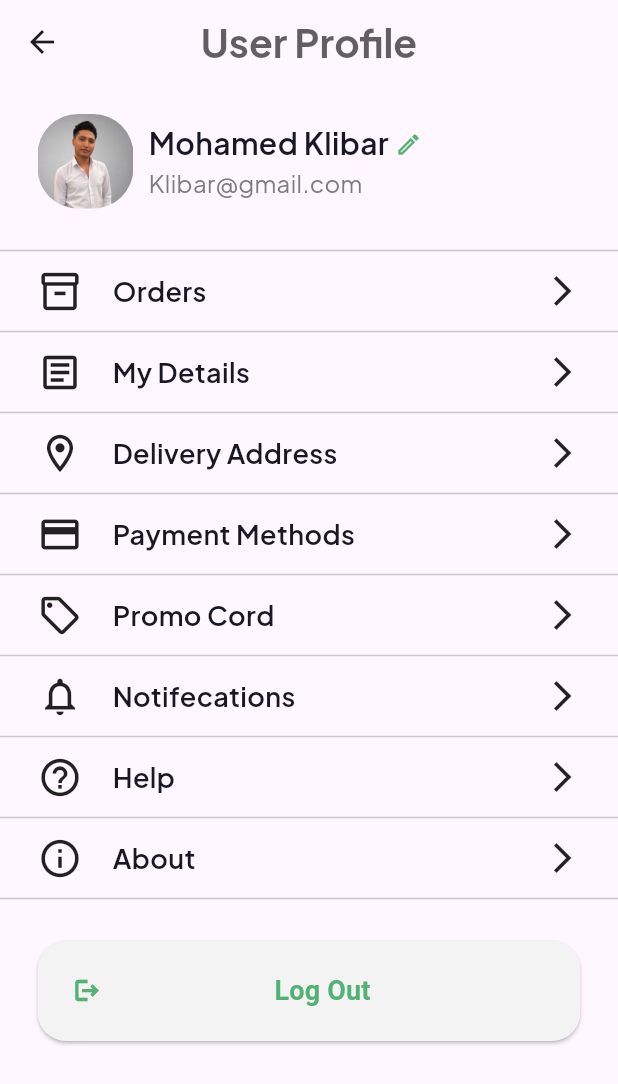
After one commit to Klibar/forth_flutter_task, a Flutter app: the Account screen opened directly, on a phone screen of 412 x 824 dp. The commit adds this screen. Shown: the top 1084 px of the screen. Run offline on Flutter 3.47's test engine with Material 3 defaults, Android fonts, the phone set to English and light mode, and no system bars; our stand-ins replace flutter_svg, google_fonts.

Commit message:
add profile page

```diff
--- a/lib/conestans.dart
+++ b/lib/conestans.dart
@@ -1,4 +1,5 @@
 import 'package:flutter/material.dart';
+import 'package:google_fonts/google_fonts.dart';
 
 class MyColors {
   static Color mainColor = Color(0xff53B175);
@@ -33,3 +34,44 @@ class GreenButton extends StatelessWidget {
     );
   }
 }
+
+class ProfileCategory extends StatelessWidget {
+  const ProfileCategory({
+    super.key,
+    required this.profileIcon,
+    required this.tilte,
+  });
+  final IconData profileIcon;
+  final String tilte;
+
+  @override
+  Widget build(BuildContext context) {
+    return Padding(
+      padding: EdgeInsets.symmetric(horizontal: 25, vertical: 4),
+      child: Row(
+        mainAxisAlignment: .spaceBetween,
+        children: [
+          Column(
+            children: [
+              Row(
+                children: [
+                  Icon(profileIcon, size: 30),
+                  SizedBox(width: 20),
+                  Text(
+                    tilte,
+                    style: GoogleFonts.plusJakartaSans(
+                      color: Color(0xff181725),
+                      fontSize: 18,
+                      fontWeight: FontWeight.w600,
+                    ),
+                  ),
+                ],
+              ),
+            ],
+          ),
+          Column(children: [Icon(Icons.arrow_forward_ios)]),
+        ],
+      ),
+    );
+  }
+}
--- /dev/null
+++ b/lib/screens/account.dart
@@ -0,0 +1,170 @@
+import 'package:flutter/material.dart';
+import 'package:forth_flutter_task/conestans.dart';
+import 'package:google_fonts/google_fonts.dart';
+
+class Account extends StatefulWidget {
+  const Account({super.key});
+  @override
+  State<Account> createState() => _AccountState();
+}
+
+class _AccountState extends State<Account> {
+  @override
+  Widget build(BuildContext context) {
+    return Scaffold(
+      appBar: AppBar(
+        leading: IconButton(
+          onPressed: () => Navigator.pop(context),
+          icon: Icon(Icons.arrow_back),
+        ),
+        title: Text(
+          'User Profile',
+          style: GoogleFonts.plusJakartaSans(
+            fontWeight: FontWeight.bold,
+            fontSize: 26,
+            color: Color(0x9D000000),
+          ),
+        ),
+        centerTitle: true,
+      ),
+      body: Column(
+        children: [
+          SizedBox(height: 20),
+          Padding(
+            padding: EdgeInsets.symmetric(horizontal: 25.0),
+            child: Row(
+              children: [
+                Column(
+                  children: [
+                    Container(
+                      width: 64,
+                      height: 63,
+                      decoration: BoxDecoration(
+                        borderRadius: BorderRadius.circular(27),
+                      ),
+                      child: ClipRRect(
+                        borderRadius: BorderRadius.circular(27),
+                        child: Image.asset(
+                          'assets/profile.png',
+                          fit: BoxFit.contain,
+                        ),
+                      ),
+                    ),
+                  ],
+                ),
+                SizedBox(width: 10),
+                Column(
+                  crossAxisAlignment: .start,
+                  children: [
+                    Row(
+                      children: [
+                        Text(
+                          'Mohamed Klibar',
+                          style: GoogleFonts.plusJakartaSans(
+                            fontSize: 20,
+                            fontWeight: FontWeight.w600,
+                            color: Color(0xff181725),
+                          ),
+                        ),
+                        SizedBox(width: 4),
+                        Icon(
+                          Icons.edit_outlined,
+                          color: MyColors.mainColor,
+                          size: 18,
+                        ),
+                      ],
+                    ),
+                    Row(
+                      children: [
+                        Text(
+                          'Klibar@gmail.com',
+                          style: GoogleFonts.plusJakartaSans(
+                            color: Color(0xff7C7C7C),
+                            fontSize: 16,
+                            fontWeight: FontWeight.w400,
+                          ),
+                        ),
+                      ],
+                    ),
+                  ],
+                ),
+              ],
+            ),
+          ),
+          SizedBox(height: 20),
+          Divider(),
+          ProfileCategory(
+            profileIcon: Icons.inventory_2_outlined,
+            tilte: 'Orders',
+          ),
+          Divider(),
+          ProfileCategory(
+            profileIcon: Icons.article_outlined,
+            tilte: 'My Details',
+          ),
+          Divider(),
+          ProfileCategory(
+            profileIcon: Icons.location_on_outlined,
+            tilte: 'Delivery Address',
+          ),
+          Divider(),
+          ProfileCategory(
+            profileIcon: Icons.credit_card_outlined,
+            tilte: 'Payment Methods',
+          ),
+          Divider(),
+          ProfileCategory(
+            profileIcon: Icons.local_offer_outlined,
+            tilte: 'Promo Cord',
+          ),
+          Divider(),
+          ProfileCategory(
+            profileIcon: Icons.notifications_outlined,
+            tilte: 'Notifecations ',
+          ),
+          Divider(),
+          ProfileCategory(profileIcon: Icons.help_outline, tilte: 'Help'),
+          Divider(),
+          ProfileCategory(profileIcon: Icons.info_outlined, tilte: 'About'),
+          Divider(),
+          SizedBox(height: 20),
+          Padding(
+            padding: EdgeInsets.symmetric(horizontal: 25),
+            child: ElevatedButton(
+              onPressed: () => Navigator.pop(context),
+              style: ElevatedButton.styleFrom(
+                minimumSize: Size(double.infinity, 67),
+                backgroundColor: Color(0xffF2F3F2),
+                shape: RoundedRectangleBorder(
+                  borderRadius: BorderRadius.circular(19),
+                ),
+              ),
+              child: Row(
+                mainAxisAlignment: .center,
+                children: [
+                  Icon(
+                    Icons.logout,
+                    color: MyColors.mainColor,
+                    size: 18,
+                    fontWeight: FontWeight.w600,
+                  ),
+                  Expanded(
+                    child: Text(
+                      'Log Out',
+                      textAlign: TextAlign.center,
+                      style: TextStyle(
+                        color: MyColors.mainColor,
+                        fontWeight: FontWeight.w600,
+                        fontSize: 18,
+                      ),
+                    ),
+                  ),
+                ],
+              ),
+            ),
+          ),
+        ],
+      ),
+    );
+  }
+}
--- a/lib/screens/auth/login.dart
+++ b/lib/screens/auth/login.dart
@@ -1,5 +1,6 @@
 import 'package:flutter/material.dart';
 import 'package:forth_flutter_task/conestans.dart';
+import 'package:forth_flutter_task/screens/account.dart';
 import 'package:forth_flutter_task/screens/auth/signUp.dart';
 import 'package:google_fonts/google_fonts.dart';
 
@@ -138,7 +139,10 @@ class _LoginState extends State<Login> {
                   textButton: "Log In",
                   onPressed: () {
                     if (formKey.currentState!.validate()) {
-                      // Navigator.push(context, MaterialPageRoute(builder: (context) => ProfileScreen(),)),
+                      Navigator.push(
+                        context,
+                        MaterialPageRoute(builder: (context) => Account()),
+                      );
                     }
                   },
                 ),
--- a/lib/screens/auth/signUp.dart
+++ b/lib/screens/auth/signUp.dart
@@ -81,7 +81,7 @@ class _SignupState extends State<Signup> {
                 TextFormField(
                   controller: userController,
                   decoration: InputDecoration(
-                    hint: Text('Some_One'),
+                    hint: Text('Some One'),
                     prefixIcon: Icon(Icons.person),
                     enabledBorder: UnderlineInputBorder(
                       borderSide: BorderSide(color: Color(0xffE2E2E2)),
```
Also changed, not shown: assets/profile.png (added).
